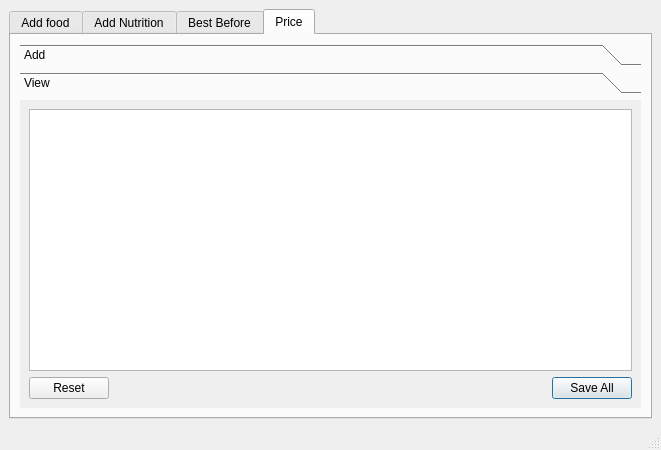
First picture: the form in gui_input.ui, repository buma/eatToday, before the edit.
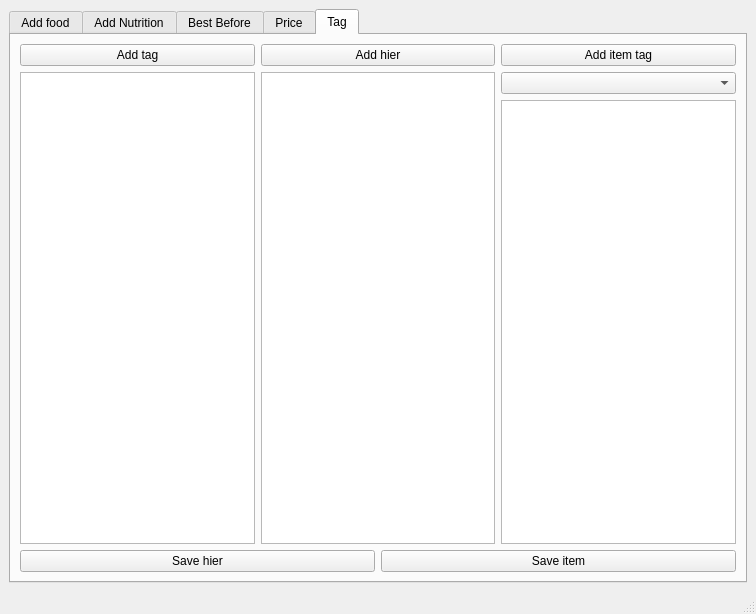
Second picture: the form after the edit.

```diff
--- a/gui_input.ui
+++ b/gui_input.ui
@@ -6,8 +6,8 @@
    <rect>
     <x>0</x>
     <y>0</y>
-    <width>661</width>
-    <height>450</height>
+    <width>756</width>
+    <height>614</height>
    </rect>
   </property>
   <property name="windowTitle">
@@ -18,7 +18,7 @@
     <item>
      <widget class="QTabWidget" name="tabWidget">
       <property name="currentIndex">
-       <number>3</number>
+       <number>4</number>
       </property>
       <widget class="QWidget" name="tab_add">
        <attribute name="title">
@@ -421,8 +421,8 @@
             <rect>
              <x>0</x>
              <y>0</y>
-             <width>621</width>
-             <height>285</height>
+             <width>716</width>
+             <height>449</height>
             </rect>
            </property>
            <attribute name="label">
@@ -445,6 +445,93 @@
         </item>
        </layout>
       </widget>
+      <widget class="QWidget" name="tab">
+       <attribute name="title">
+        <string>Tag</string>
+       </attribute>
+       <layout class="QVBoxLayout" name="verticalLayout_9">
+        <item>
+         <layout class="QHBoxLayout" name="horizontalLayout_9">
+          <item>
+           <widget class="QPushButton" name="pb_add_tag">
+            <property name="text">
+             <string>Add tag</string>
+            </property>
+           </widget>
+          </item>
+          <item>
+           <widget class="QPushButton" name="pb_add_hier">
+            <property name="text">
+             <string>Add hier</string>
+            </property>
+           </widget>
+          </item>
+          <item>
+           <widget class="QPushButton" name="pb_add_item_tag">
+            <property name="text">
+             <string>Add item tag</string>
+            </property>
+           </widget>
+          </item>
+         </layout>
+        </item>
+        <item>
+         <layout class="QHBoxLayout" name="horizontalLayout_10">
+          <item>
+           <widget class="QTableView" name="tv_tag"/>
+          </item>
+          <item>
+           <widget class="QTableView" name="tv_tag_hierarchy"/>
+          </item>
+          <item>
+           <layout class="QVBoxLayout" name="verticalLayout_8">
+            <item>
+             <widget class="QComboBox" name="cb_item_tag">
+              <property name="maximumSize">
+               <size>
+                <width>310</width>
+                <height>16777215</height>
+               </size>
+              </property>
+             </widget>
+            </item>
+            <item>
+             <widget class="QListView" name="lv_tag">
+              <property name="alternatingRowColors">
+               <bool>true</bool>
+              </property>
+              <property name="selectionMode">
+               <enum>QAbstractItemView::MultiSelection</enum>
+              </property>
+              <property name="selectionBehavior">
+               <enum>QAbstractItemView::SelectRows</enum>
+              </property>
+             </widget>
+            </item>
+           </layout>
+          </item>
+         </layout>
+        </item>
+        <item>
+         <layout class="QHBoxLayout" name="horizontalLayout_11">
+          <item>
+           <widget class="QPushButton" name="pb_save_hier">
+            <property name="text">
+             <string>Save hier</string>
+            </property>
+           </widget>
+          </item>
+          <item>
+           <widget class="QPushButton" name="pb_save_tag_item">
+            <property name="text">
+             <string>Save item</string>
+            </property>
+           </widget>
+          </item>
+         </layout>
+        </item>
+       </layout>
+      </widget>
      </widget>
     </item>
    </layout>
```
Left out of the diff: 6 changed lines with no effect on the pictures.
